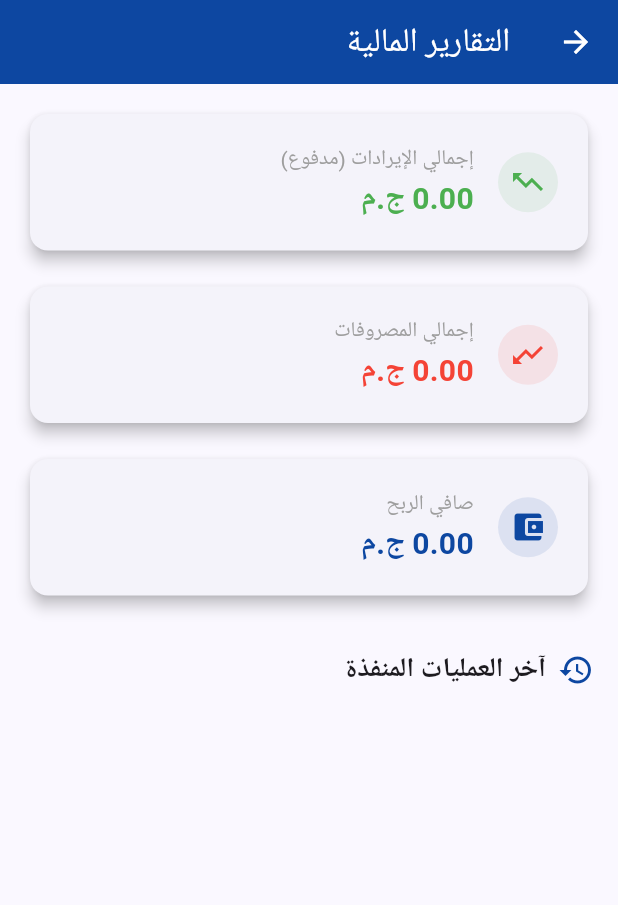
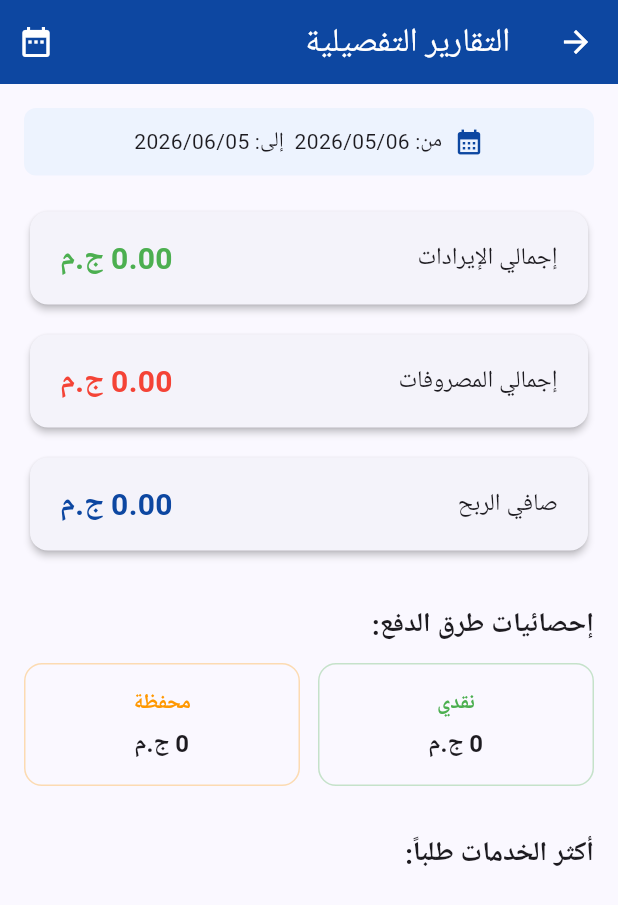
Before and after one commit to ahmedakl83/moka_laundry, a Flutter app: the ReportsScreen screen opened directly, on a phone screen of 412 x 824 dp. Shown: the top 905 px of the screen. Run offline on Flutter 3.47's test engine with Material 3 defaults, Android fonts, the light colour scheme and no system bars; our stand-ins replace camera, flutter_riverpod, google_fonts, shared_preferences; accounts and stored records are empty; Roboto replaces fonts that are missing (Cairo).

Commit message:
Update: Add persistent history for employees, orders, and expenses with advanced reporting

```diff
--- a/lib/features/reports/reports_screen.dart
+++ b/lib/features/reports/reports_screen.dart
@@ -1,130 +1,171 @@
 import 'package:flutter/material.dart';
 import 'package:flutter_riverpod/flutter_riverpod.dart';
+import 'package:intl/intl.dart' as intl;
 import '../../core/constants.dart';
 import '../orders/orders_provider.dart';
 import '../expenses/expenses_provider.dart';
-import '../customers/customers_provider.dart';
 import '../../models/order_model.dart';
+import '../../models/expense_model.dart';
 
-class ReportsScreen extends ConsumerWidget {
+class ReportsScreen extends ConsumerStatefulWidget {
   const ReportsScreen({super.key});
 
   @override
-  Widget build(BuildContext context, WidgetRef ref) {
-    final orders = ref.watch(ordersProvider);
-    final expenses = ref.watch(expensesProvider);
-    final customers = ref.watch(customersProvider);
+  ConsumerState<ReportsScreen> createState() => _ReportsScreenState();
+}
 
-    // كل الطلبات الآن مدفوعة بالكامل حسب التعديل الجديد
-    double totalIncome = orders.fold(0, (sum, item) => sum + item.totalPrice);
-    double totalExpenses = expenses.fold(0, (sum, item) => sum + item.amount);
+class _ReportsScreenState extends ConsumerState<ReportsScreen> {
+  DateTime _startDate = DateTime.now().subtract(const Duration(days: 30));
+  DateTime _endDate = DateTime.now();
+
+  @override
+  Widget build(BuildContext context) {
+    final allOrders = ref.watch(ordersProvider.notifier).getOrdersByDateRange(_startDate, _endDate);
+    final allExpenses = ref.watch(expensesProvider.notifier).getExpensesByDateRange(_startDate, _endDate);
+
+    double totalIncome = allOrders.fold(0, (sum, item) => sum + item.totalPrice);
+    double totalExpenses = allExpenses.fold(0, (sum, item) => sum + item.amount);
     double netProfit = totalIncome - totalExpenses;
-    double totalDebt = customers.fold(0, (sum, item) => sum + item.balance);
 
     return Scaffold(
       appBar: AppBar(
-        title: const Text('التقارير المالية'),
+        title: const Text('التقارير التفصيلية'),
         backgroundColor: AppColors.primaryBlue,
         foregroundColor: Colors.white,
+        actions: [
+          IconButton(
+            icon: const Icon(Icons.date_range),
+            onPressed: () => _selectDateRange(context),
+          ),
+        ],
       ),
       body: SingleChildScrollView(
         padding: const EdgeInsets.all(16.0),
         child: Column(
+          crossAxisAlignment: CrossAxisAlignment.start,
           children: [
-            _buildSummaryCard(
-              title: 'إجمالي الإيرادات (مدفوع)',
-              amount: totalIncome,
-              icon: Icons.trending_up,
-              color: Colors.green,
-            ),
-            const SizedBox(height: 16),
-            _buildSummaryCard(
-              title: 'إجمالي المصروفات',
-              amount: totalExpenses,
-              icon: Icons.trending_down,
-              color: Colors.red,
-            ),
-            const SizedBox(height: 16),
-            _buildSummaryCard(
-              title: 'صافي الربح',
-              amount: netProfit,
-              icon: Icons.account_balance_wallet,
-              color: AppColors.primaryBlue,
-            ),
-            if (totalDebt > 0) ...[
-              const SizedBox(height: 16),
-              _buildSummaryCard(
-                title: 'ديون سابقة مستحقة',
-                amount: totalDebt,
-                icon: Icons.money_off,
-                color: Colors.orange,
-              ),
-            ],
+            _buildDateRangeIndicator(),
+            const SizedBox(height: 20),
+            _buildSummaryRow(totalIncome, totalExpenses, netProfit),
             const SizedBox(height: 32),
-            const Row(
-              children: [
-                Icon(Icons.history, color: AppColors.primaryBlue),
-                SizedBox(width: 8),
-                Text(
-                  'آخر العمليات المنفذة',
-                  style: TextStyle(fontSize: 18, fontWeight: FontWeight.bold),
-                ),
-              ],
-            ),
-            const SizedBox(height: 16),
-            ListView.builder(
-              shrinkWrap: true,
-              physics: const NeverScrollableScrollPhysics(),
-              itemCount: orders.length > 10 ? 10 : orders.length,
-              itemBuilder: (context, index) {
-                final order = orders[index];
-                return Card(
-                  child: ListTile(
-                    leading: Icon(
-                      order.paymentMethod == PaymentMethod.cash ? Icons.money : Icons.account_balance_wallet,
-                      color: Colors.green,
-                    ),
-                    title: Text('${order.customerName} - ${order.totalPrice} ج.م'),
-                    subtitle: Text('رقم: ${order.serialNumber} | ${order.paymentMethod == PaymentMethod.cash ? "نقدي" : "محفظة"}'),
-                    trailing: Icon(
-                      order.status == OrderStatus.completed ? Icons.check_circle : Icons.pending_actions,
-                      color: order.status == OrderStatus.completed ? Colors.green : Colors.orange,
-                    ),
-                  ),
-                );
-              },
-            ),
+            const Text('إحصائيات طرق الدفع:', style: TextStyle(fontSize: 18, fontWeight: FontWeight.bold)),
+            const SizedBox(height: 12),
+            _buildPaymentStats(allOrders),
+            const SizedBox(height: 32),
+            const Text('أكثر الخدمات طلباً:', style: TextStyle(fontSize: 18, fontWeight: FontWeight.bold)),
+            const SizedBox(height: 12),
+            _buildServiceStats(allOrders),
           ],
         ),
       ),
     );
   }
 
-  Widget _buildSummaryCard({required String title, required double amount, required IconData icon, required Color color}) {
+  Widget _buildDateRangeIndicator() {
+    final df = intl.DateFormat('yyyy/MM/dd');
+    return Container(
+      padding: const EdgeInsets.all(12),
+      decoration: BoxDecoration(color: AppColors.lightBlue.withOpacity(0.2), borderRadius: BorderRadius.circular(8)),
+      child: Row(
+        mainAxisAlignment: MainAxisAlignment.center,
+        children: [
+          const Icon(Icons.calendar_month, size: 20, color: AppColors.primaryBlue),
+          const SizedBox(width: 8),
+          Text('من: ${df.format(_startDate)}  إلى: ${df.format(_endDate)}'),
+        ],
+      ),
+    );
+  }
+
+  Widget _buildSummaryRow(double income, double expenses, double profit) {
+    return Column(
+      children: [
+        _buildStatCard('إجمالي الإيرادات', income, Colors.green),
+        const SizedBox(height: 12),
+        _buildStatCard('إجمالي المصروفات', expenses, Colors.red),
+        const SizedBox(height: 12),
+        _buildStatCard('صافي الربح', profit, AppColors.primaryBlue),
+      ],
+    );
+  }
+
+  Widget _buildStatCard(String title, double amount, Color color) {
     return Card(
-      elevation: 4,
-      shape: RoundedRectangleBorder(borderRadius: BorderRadius.circular(12)),
+      elevation: 2,
       child: Padding(
-        padding: const EdgeInsets.all(20.0),
+        padding: const EdgeInsets.symmetric(horizontal: 20, vertical: 16),
         child: Row(
+          mainAxisAlignment: MainAxisAlignment.spaceBetween,
           children: [
-            CircleAvatar(
-              backgroundColor: color.withOpacity(0.1),
-              child: Icon(icon, color: color),
-            ),
-            const SizedBox(width: 16),
-            Expanded(
-              child: Column(
-                crossAxisAlignment: CrossAxisAlignment.start,
-                children: [
-                  Text(title, style: const TextStyle(fontSize: 14, color: Colors.grey)),
-                  Text('${amount.toStringAsFixed(2)} ج.م', style: TextStyle(fontSize: 20, fontWeight: FontWeight.bold, color: color)),
-                ],
-              ),
-            ),
+            Text(title, style: const TextStyle(fontSize: 16)),
+            Text('${amount.toStringAsFixed(2)} ج.م', style: TextStyle(fontSize: 20, fontWeight: FontWeight.bold, color: color)),
           ],
         ),
       ),
     );
   }
+
+  Widget _buildPaymentStats(List<OrderModel> orders) {
+    double cash = orders.where((o) => o.paymentMethod == PaymentMethod.cash).fold(0, (sum, i) => sum + i.totalPrice);
+    double wallet = orders.where((o) => o.paymentMethod == PaymentMethod.wallet).fold(0, (sum, i) => sum + i.totalPrice);
+
+    return Row(
+      children: [
+        Expanded(child: _buildMiniStat('نقدي', cash, Colors.green)),
+        const SizedBox(width: 12),
+        Expanded(child: _buildMiniStat('محفظة', wallet, Colors.orange)),
+      ],
+    );
+  }
+
+  Widget _buildMiniStat(String label, double amount, Color color) {
+    return Container(
+      padding: const EdgeInsets.all(16),
+      decoration: BoxDecoration(border: Border.all(color: color.withOpacity(0.3)), borderRadius: BorderRadius.circular(12)),
+      child: Column(
+        children: [
+          Text(label, style: TextStyle(color: color, fontWeight: FontWeight.bold)),
+          const SizedBox(height: 4),
+          Text('${amount.toStringAsFixed(0)} ج.م', style: const TextStyle(fontSize: 16, fontWeight: FontWeight.bold)),
+        ],
+      ),
+    );
+  }
+
+  Widget _buildServiceStats(List<OrderModel> orders) {
+    Map<String, int> counts = {};
+    for (var o in orders) {
+      for (var s in o.services) {
+        counts[s.name] = (counts[s.name] ?? 0) + 1;
+      }
+    }
+
+    var sortedEntries = counts.entries.toList()..sort((a, b) => b.value.compareTo(a.value));
+
+    return Column(
+      children: sortedEntries.map((e) => ListTile(
+        title: Text(e.key),
+        trailing: CircleAvatar(
+          radius: 15,
+          backgroundColor: AppColors.primaryBlue,
+          child: Text(e.value.toString(), style: const TextStyle(color: Colors.white, fontSize: 12)),
+        ),
+      )).toList(),
+    );
+  }
+
+  Future<void> _selectDateRange(BuildContext context) async {
+    final picked = await showDateRangePicker(
+      context: context,
+      initialDateRange: DateTimeRange(start: _startDate, end: _endDate),
+      firstDate: DateTime(2024),
+      lastDate: DateTime.now(),
+    );
+    if (picked != null) {
+      setState(() {
+        _startDate = picked.start;
+        _endDate = picked.end;
+      });
+    }
+  }
 }
```
Also changed, not shown: lib/features/auth/employees_provider.dart (+35 -22 lines), lib/features/expenses/expenses_provider.dart (+26 -7 lines), lib/features/orders/orders_provider.dart (+31 -2 lines).
